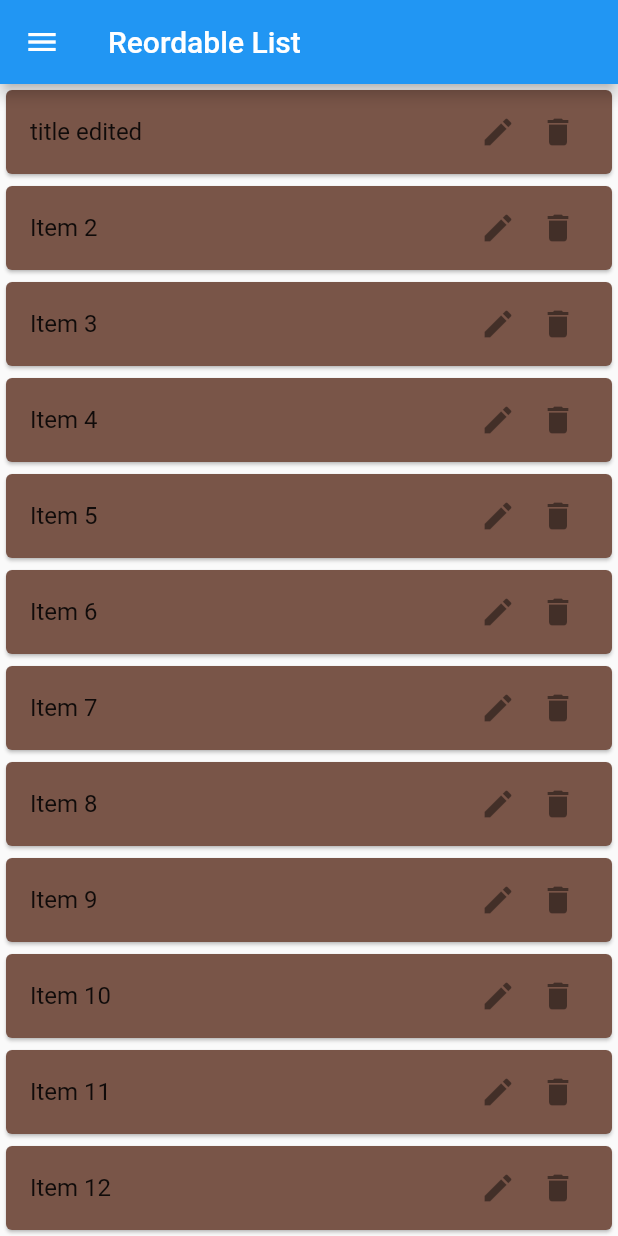
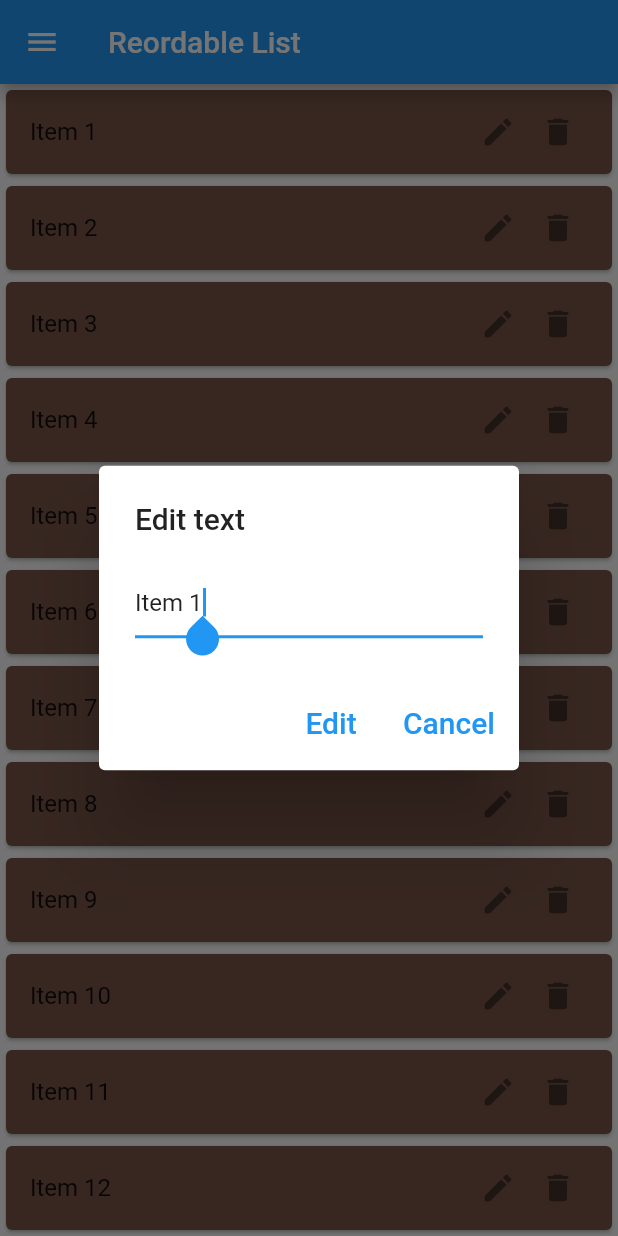
Before and after one commit to sssloba/flutter-widgets-demo, a Flutter app: the Reorderables screen opened directly, scrolled down 55 dp, after a tap on the "edit" icon, on a phone screen of 412 x 824 dp. Run offline on Flutter 3.47's test engine with Material 2 defaults, Android fonts, the phone set to English and light mode, and no system bars.

Commit message:
edit-text-dialog

```diff
--- a/lib/screens/reorderables.dart
+++ b/lib/screens/reorderables.dart
@@ -2,6 +2,7 @@ import 'dart:math';
 
 import 'package:flutter/material.dart';
 import 'package:flutter_widgets_demo/widgets/app_drawer.dart';
+import 'package:flutter_widgets_demo/widgets/edit_text_dialog.dart';
 
 class Reorderables extends StatefulWidget {
   const Reorderables({Key? key}) : super(key: key);
@@ -29,7 +30,6 @@ class _ReorderablesState extends State<Reorderables> {
             reordableList.removeWhere((element) => element.key == key);
           });
         },
-        onEdit: () {},
       ));
     }
   }
@@ -74,12 +74,10 @@ class _ReorderableItem extends StatefulWidget {
     Key? key,
     required this.title,
     required this.onDelete,
-    required this.onEdit,
   }) : super(key: key);
 
   final String title;
   final Function() onDelete;
-  final Function() onEdit;
 
   @override
   State<_ReorderableItem> createState() => _ReorderableItemState();
@@ -108,11 +106,16 @@ class _ReorderableItemState extends State<_ReorderableItem> {
               Expanded(
                   child: IconButton(
                       icon: const Icon(Icons.edit),
-                      onPressed: () {
-                        setState(() {
-                          _title = 'title edited';
-                        });
-                        widget.onEdit;
+                      onPressed: () async {
+                        showDialog(
+                            context: context,
+                            builder: (context) => EditTextDialog(
+                                  initialText: _title,
+                                )).then(
+                          (value) => setState(() {
+                            _title = value;
+                          }),
+                        );
                       })),
               Expanded(
                   child: IconButton(
--- /dev/null
+++ b/lib/widgets/edit_text_dialog.dart
@@ -0,0 +1,54 @@
+import 'package:flutter/material.dart';
+
+class EditTextDialog extends StatefulWidget {
+  const EditTextDialog({Key? key, this.initialText}) : super(key: key);
+  final String? initialText;
+
+  @override
+  State<EditTextDialog> createState() => _EditTextDialogState();
+}
+
+class _EditTextDialogState extends State<EditTextDialog> {
+  final TextEditingController _textEditingController = TextEditingController();
+
+  @override
+  void initState() {
+    super.initState();
+    if (widget.initialText != null) {
+      _textEditingController.text = widget.initialText!;
+    }
+  }
+
+  @override
+  void dispose() {
+    _textEditingController.dispose();
+    super.dispose();
+  }
+
+  @override
+  Widget build(BuildContext context) {
+    return AlertDialog(
+      title: const Text('Edit text'),
+      content: TextField(
+        controller: _textEditingController,
+        autofocus: true,
+      ),
+      actions: [
+        TextButton(
+          onPressed: () => Navigator.pop(context, _textEditingController.text),
+          child: const Text(
+            'Edit',
+            style: TextStyle(fontSize: 20),
+          ),
+        ),
+        TextButton(
+          onPressed: () => Navigator.pop(context),
+          child: const Text(
+            'Cancel',
+            style: TextStyle(fontSize: 20),
+          ),
+        ),
+      ],
+    );
+  }
+}
```
